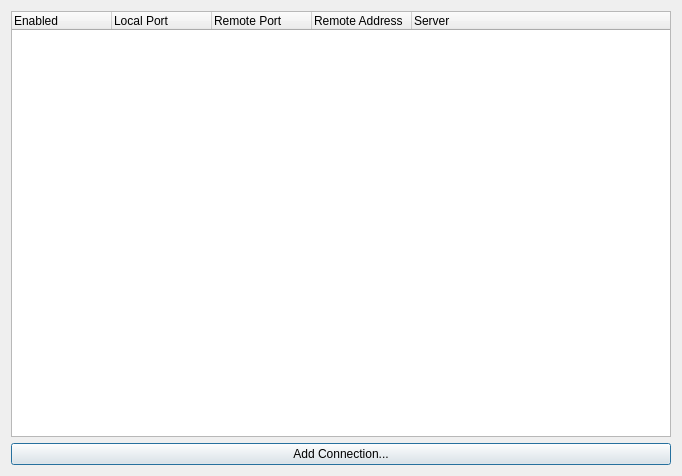
Before: the Qt Designer form src/mainDialog.ui in amartin755/sshTunnelGui, drawn with Qt 5.
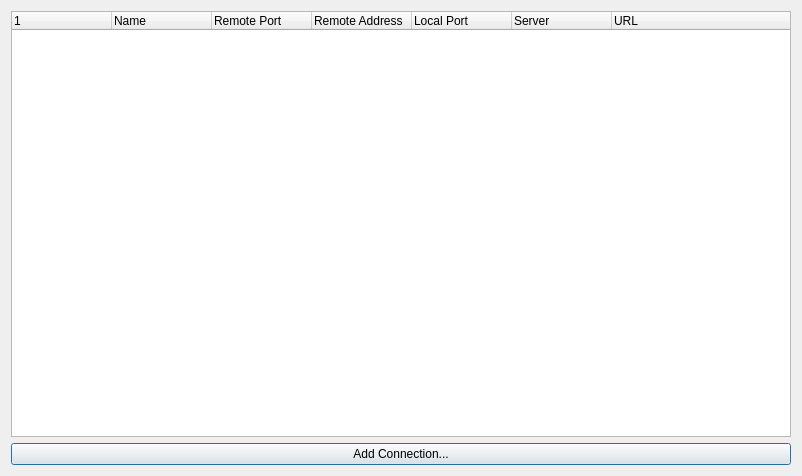
After: the same form once the commit is applied. Icons and pictures are not drawn.

Diff of the .ui file:
```diff
--- a/src/mainDialog.ui
+++ b/src/mainDialog.ui
@@ -6,7 +6,7 @@
    <rect>
     <x>0</x>
     <y>0</y>
-    <width>682</width>
+    <width>802</width>
     <height>476</height>
    </rect>
   </property>
@@ -27,19 +27,19 @@
       <bool>false</bool>
      </property>
      <property name="columnCount">
-      <number>5</number>
+      <number>7</number>
      </property>
      <attribute name="headerVisible">
       <bool>true</bool>
      </attribute>
      <column>
       <property name="text">
-       <string>Enabled</string>
+       <string/>
       </property>
      </column>
      <column>
       <property name="text">
-       <string notr="true">Local Port</string>
+       <string>Name</string>
       </property>
      </column>
      <column>
@@ -52,11 +52,21 @@
        <string notr="true">Remote Address</string>
       </property>
      </column>
+     <column>
+      <property name="text">
+       <string notr="true">Local Port</string>
+      </property>
+     </column>
      <column>
       <property name="text">
        <string>Server</string>
       </property>
      </column>
+     <column>
+      <property name="text">
+       <string>URL</string>
+      </property>
+     </column>
     </widget>
    </item>
    <item>
```
